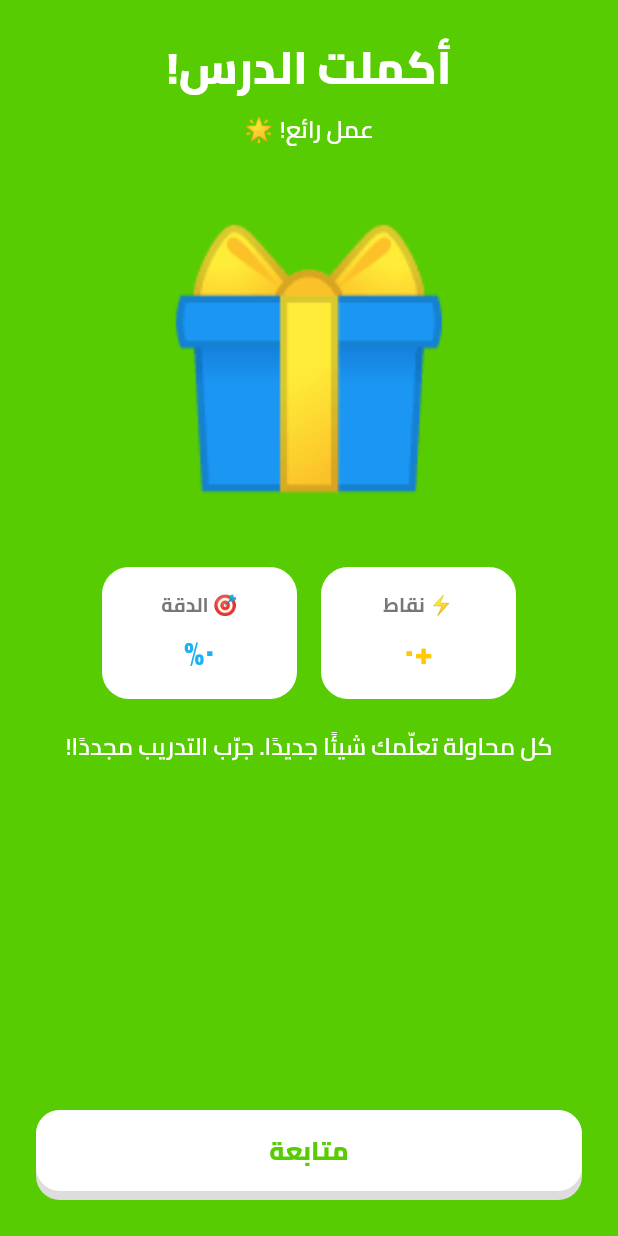
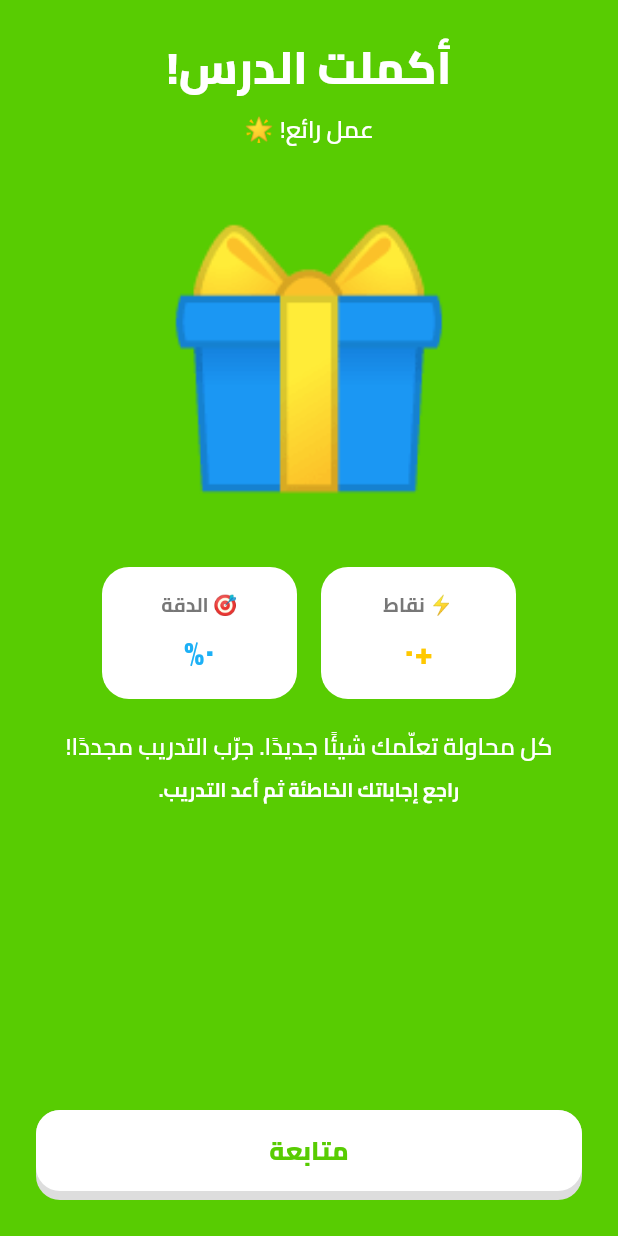
Before and after one commit to MohammedEmad333/app, a Flutter app: the LessonCompleteScreen screen opened directly with empty values, after a tap on an icon or button, on a phone screen of 412 x 824 dp. Run offline on Flutter 3.47's test engine with Material 3 defaults, Android fonts, the phone set to English and light mode, and no system bars; our stand-ins replace audioplayers, confetti, equatable, flutter_bloc, flutter_tts, hive_flutter and 1 more; accounts and stored records are empty.

Commit message:
Suggest a next learning step after lesson completion (#72)
* feat: show a clear recommended next learning step after each lesson

* test: verify suggested next steps for all accuracy bands

```diff
--- a/lib/features/lesson/lesson_complete_screen.dart
+++ b/lib/features/lesson/lesson_complete_screen.dart
@@ -28,6 +28,13 @@ class LessonCompleteScreen extends StatefulWidget {
     if (percent >= 90) return 'ممتاز! أنت تتقن هذا الدرس!';
     if (percent >= 60) return 'عمل جيد! استمر في التدريب لتتحسن أكثر.';
     return 'كل محاولة تعلّمك شيئًا جديدًا. جرّب التدريب مجددًا!';
+  }
+
+  /// Actionable study tip to show after the reward has been opened.
+  static String nextStepTip(int percent) {
+    if (percent < 60) return 'راجع إجاباتك الخاطئة ثم أعد التدريب.';
+    if (percent < 90) return 'أعد التدريب لتتقن الكلمات الصعبة.';
+    return 'أحسنت! أنت مستعد للدرس التالي.';
   }
 
   @override
@@ -103,6 +110,12 @@ class _LessonCompleteScreenState extends State<LessonCompleteScreen>
                       LessonCompleteScreen.accuracyFeedback(widget.accuracyPercent),
                       textAlign: TextAlign.center,
                       style: AppTextStyles.body.copyWith(color: Colors.white),
+                    ),
+                    const SizedBox(height: 8),
+                    Text(
+                      LessonCompleteScreen.nextStepTip(widget.accuracyPercent),
+                      textAlign: TextAlign.center,
+                      style: AppTextStyles.caption.copyWith(color: Colors.white),
                     ),
                   ],
                   const Spacer(),
```
Also changed, not shown: 1 other file.
